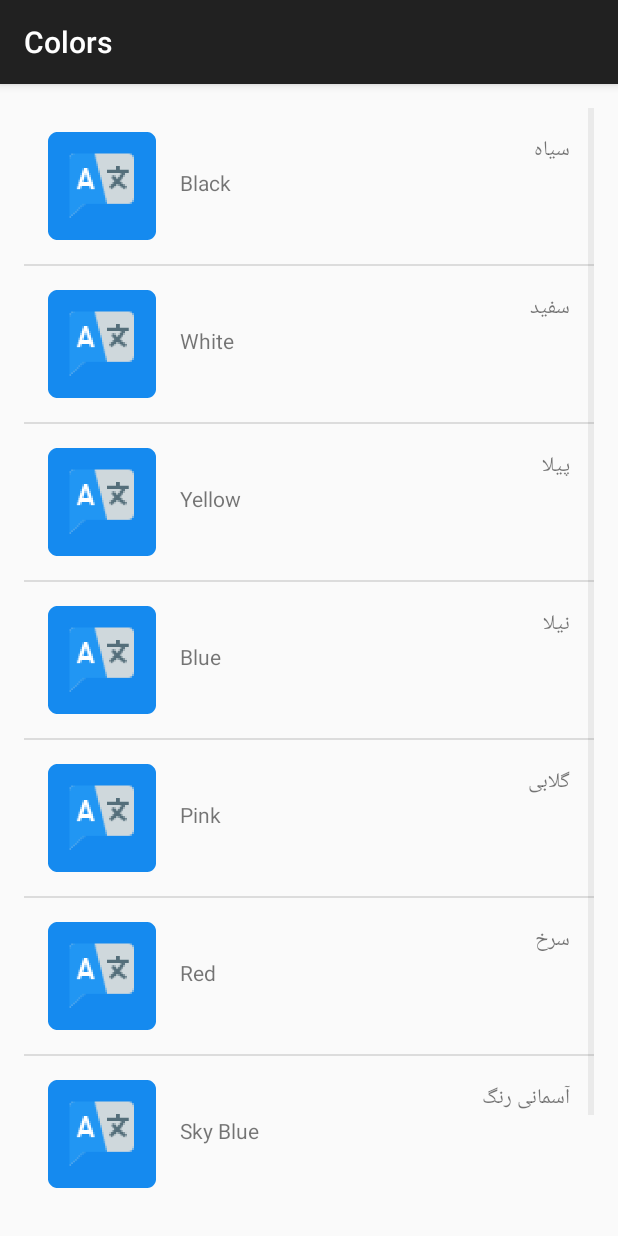
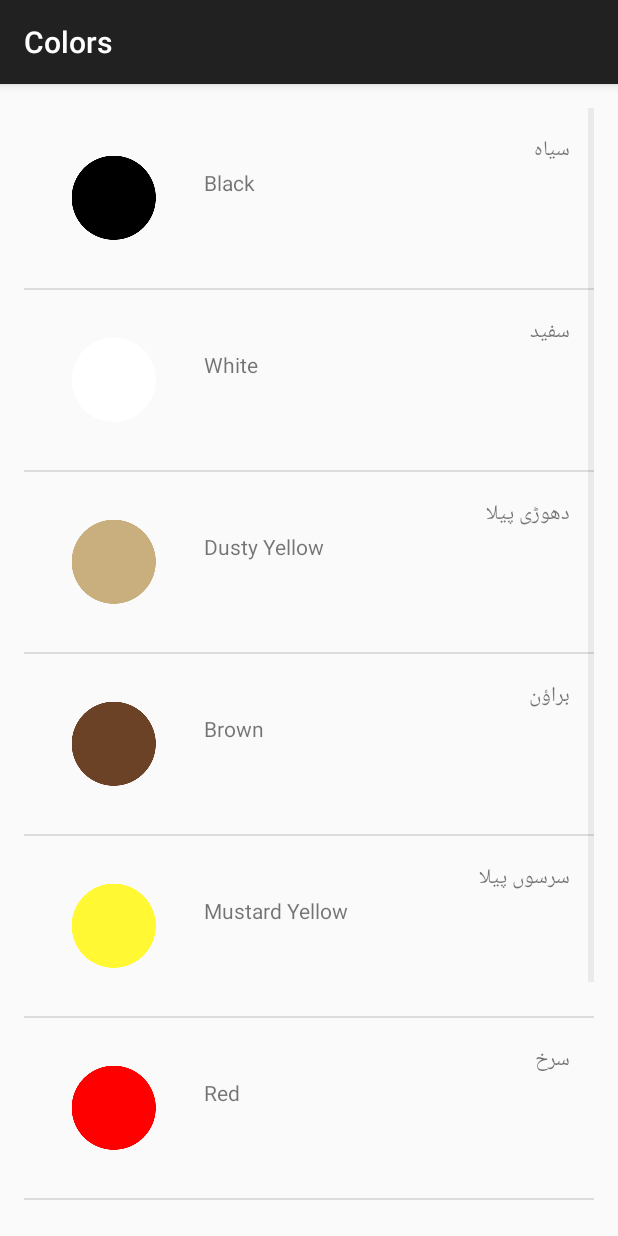
Before and after one commit to SheikhAqibSaeed/LanguagesApp, an Android app: the ColorActivity screen opened directly, with no data from a screen before it, on a phone screen of 412 x 824 dp. Run offline under Robolectric (Android 15) with nearby library versions, the phone set to English and light mode, and no system bars.

Commit message:
Added Image constructor and method overloading. Added Image Visibility method.

```diff
--- a/app/src/main/java/com/example/miwokapp/ColorActivity.java
+++ b/app/src/main/java/com/example/miwokapp/ColorActivity.java
@@ -16,14 +16,14 @@ public class ColorActivity extends AppCompatActivity {
 
         ArrayList<Word> words = new ArrayList<Word>();
 
-        words.add(new Word("Black", "سیاہ"));
-        words.add(new Word("White", "سفید"));
-        words.add(new Word("Yellow", "پیلا"));
-        words.add(new Word("Blue", "نیلا"));
-        words.add(new Word("Pink", "گلابی"));
-        words.add(new Word("Red", "سرخ"));
-        words.add(new Word("Sky Blue", "آسمانی رنگ"));
-        words.add(new Word("Green", "سبز"));
+        words.add(new Word("Black", "سیاہ",R.drawable.color_black));
+        words.add(new Word("White", "سفید",R.drawable.color_white));
+        words.add(new Word("Dusty Yellow", "دھوڑی پیلا",R.drawable.color_dusty_yellow));
+        words.add(new Word("Brown","براؤن",R.drawable.color_brown));
+        words.add(new Word("Mustard Yellow", "سرسوں پیلا",R.drawable.color_mustard_yellow));
+        words.add(new Word("Red", "سرخ",R.drawable.color_red));
+        words.add(new Word("Gray", "گرے",R.drawable.color_gray));
+        words.add(new Word("Green", "سبز",R.drawable.color_green));
 
 
         WordAdapter Adapter = new WordAdapter(this, words);
--- a/app/src/main/java/com/example/miwokapp/WordAdapter.java
+++ b/app/src/main/java/com/example/miwokapp/WordAdapter.java
@@ -6,6 +6,7 @@ import android.view.LayoutInflater;
 import android.view.View;
 import android.view.ViewGroup;
 import android.widget.ArrayAdapter;
+import android.widget.ImageView;
 import android.widget.TextView;
 
 import androidx.annotation.NonNull;
@@ -32,21 +33,30 @@ public class  WordAdapter extends ArrayAdapter<Word> {
                     R.layout.list_items, parent, false);
         }
 
-        // Get the {@link AndroidFlavor} object located at this position in the list
+        // Get the {@link WordAdopter} object located at this position in the list
         Word currentWord = getItem(position);
 
         // Find the TextView in the list_item.xml layout with the ID version_name
         TextView urduTextView = (TextView) listItemView.findViewById(R.id.urdu_text);
-        // Get the version name from the current AndroidFlavor object and
+        // Get the version name from the current adopter object and
         // set this text on the name TextView
         urduTextView.setText(currentWord.getUrduTranslation());
 
         // Find the TextView in the list_item.xml layout with the ID version_number
         TextView defaultTextView = (TextView) listItemView.findViewById(R.id.default_text);
-        // Get the version number from the current AndroidFlavor object and
+        // Get the version number from the current adopter object and
         // set this text on the number TextView
         defaultTextView.setText(currentWord.getDefaultTranslation());
 
+        // Find the TextView in the list_item.xml layout with the ID version_number
+        ImageView imageView = (ImageView) listItemView.findViewById(R.id.image);
+        if (currentWord.hasImage()){
+            imageView.setImageResource(currentWord.getImagesResource());
+            imageView.setVisibility(View.VISIBLE);
+        }
+        else {
+            imageView.setVisibility(View.GONE);
+        }
         // Return the whole list item layout (containing 2 TextViews and an ImageView)
         // so that it can be shown in the ListView
         return listItemView;
```
Also changed, not shown: app/src/main/java/com/example/miwokapp/FamilyActivity.java (+10 -10 lines), app/src/main/java/com/example/miwokapp/NumbersActivity.java (+10 -10 lines).
